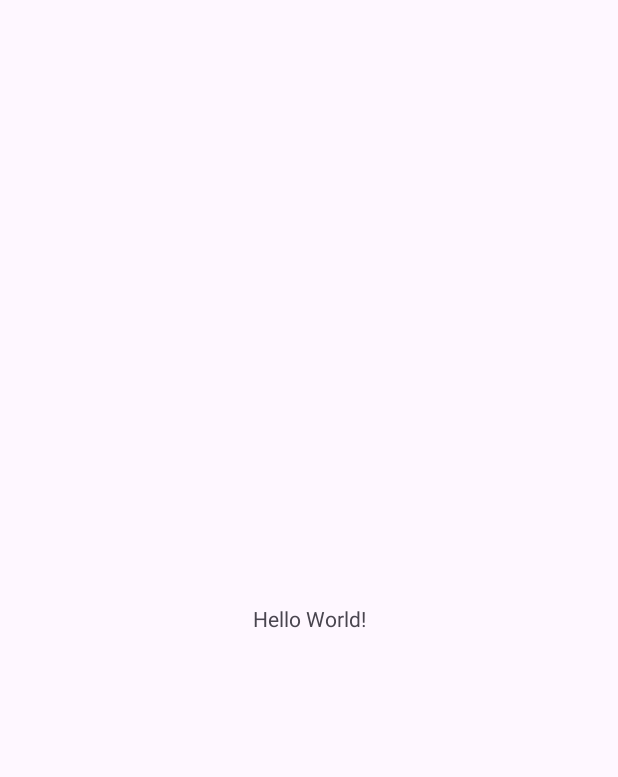
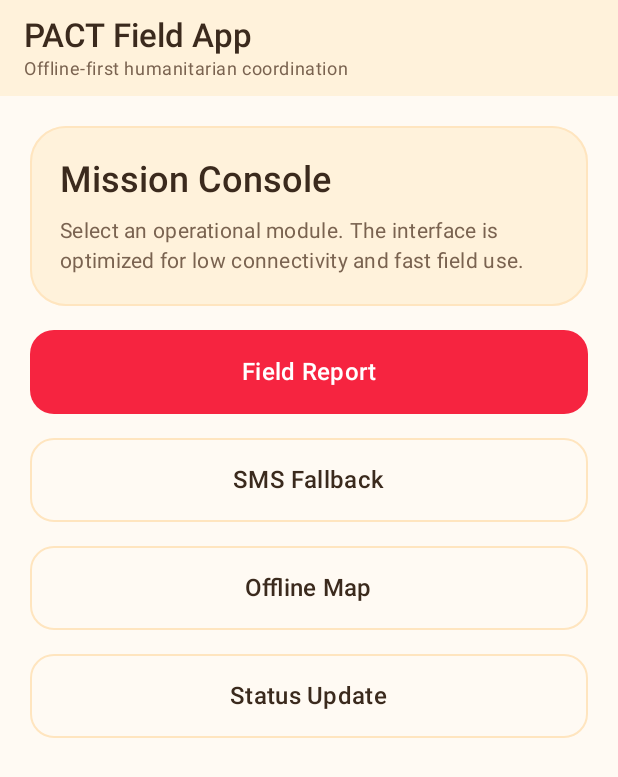
Before and after one commit to AbinavDWH/PACT, an Android app built with Jetpack Compose: the screen it shows after launch (MainActivity), on a phone screen of 412 x 824 dp. Before the commit the part shown is almost empty. Shown: the top 777 px of the screen. Run offline under Robolectric (Android 15) with nearby library versions, the light colour scheme and no system bars.

Commit message:
modified:   android/app/src/main/java/org/humanitarian/fieldapp/MainActivity.kt 	new file:   android/app/src/main/java/org/humanitarian/fieldapp/ui/HomeScreen.kt 	new file:   android/app/src/main/java/org/humanitarian/fieldapp/ui/PlaceholderScreen.kt 	new file:   android/app/src/main/java/org/humanitarian/fieldapp/ui/theme/Color.kt 	new file:   android/app/src/main/java/org/humanitarian/fieldapp/ui/theme/Theme.kt

```diff
--- a/android/app/src/main/java/org/humanitarian/fieldapp/MainActivity.kt
+++ b/android/app/src/main/java/org/humanitarian/fieldapp/MainActivity.kt
@@ -1,20 +1,86 @@
 package org.humanitarian.fieldapp
 
 import android.os.Bundle
-import androidx.activity.enableEdgeToEdge
-import androidx.appcompat.app.AppCompatActivity
-import androidx.core.view.ViewCompat
-import androidx.core.view.WindowInsetsCompat
+import androidx.activity.ComponentActivity
+import androidx.activity.compose.setContent
+import androidx.compose.runtime.getValue
+import androidx.compose.runtime.mutableStateOf
+import androidx.compose.runtime.remember
+import androidx.compose.runtime.setValue
+import org.humanitarian.fieldapp.ui.HomeScreen
+import org.humanitarian.fieldapp.ui.PlaceholderScreen
+import org.humanitarian.fieldapp.ui.theme.PactTheme
 
-class MainActivity : AppCompatActivity() {
+class MainActivity : ComponentActivity() {
+
     override fun onCreate(savedInstanceState: Bundle?) {
         super.onCreate(savedInstanceState)
-        enableEdgeToEdge()
-        setContentView(R.layout.activity_main)
-        ViewCompat.setOnApplyWindowInsetsListener(findViewById(R.id.main)) { v, insets ->
-            val systemBars = insets.getInsets(WindowInsetsCompat.Type.systemBars())
-            v.setPadding(systemBars.left, systemBars.top, systemBars.right, systemBars.bottom)
-            insets
+
+        setContent {
+            PactTheme {
+                var currentScreen by remember {
+                    mutableStateOf("home")
+                }
+
+                when (currentScreen) {
+                    "home" -> {
+                        HomeScreen(
+                            onNavigateToFieldReport = {
+                                currentScreen = "field_report"
+                            },
+                            onNavigateToSmsFallback = {
+                                currentScreen = "sms_fallback"
+                            },
+                            onNavigateToOfflineMap = {
+                                currentScreen = "offline_map"
+                            },
+                            onNavigateToStatus = {
+                                currentScreen = "status_update"
+                            }
+                        )
+                    }
+
+                    "field_report" -> {
+                        PlaceholderScreen(
+                            title = "Field Report",
+                            description = "Structured incident reporting with offline queue support.",
+                            onBack = {
+                                currentScreen = "home"
+                            }
+                        )
+                    }
+
+                    "sms_fallback" -> {
+                        PlaceholderScreen(
+                            title = "SMS Fallback",
+                            description = "Compact message encoding and decoding for low-connectivity reporting.",
+                            onBack = {
+                                currentScreen = "home"
+                            }
+                        )
+                    }
+
+                    "offline_map" -> {
+                        PlaceholderScreen(
+                            title = "Offline Map",
+                            description = "Map-based incident visualization for field coordination.",
+                            onBack = {
+                                currentScreen = "home"
+                            }
+                        )
+                    }
+
+                    "status_update" -> {
+                        PlaceholderScreen(
+                            title = "Status Update",
+                            description = "Team availability, safety status, and operational readiness updates.",
+                            onBack = {
+                                currentScreen = "home"
+                            }
+                        )
+                    }
+                }
+            }
         }
     }
 }
--- /dev/null
+++ b/android/app/src/main/java/org/humanitarian/fieldapp/ui/HomeScreen.kt
@@ -0,0 +1,160 @@
+package org.humanitarian.fieldapp.ui
+
+import androidx.compose.foundation.BorderStroke
+import androidx.compose.foundation.layout.Arrangement
+import androidx.compose.foundation.layout.Column
+import androidx.compose.foundation.layout.fillMaxSize
+import androidx.compose.foundation.layout.fillMaxWidth
+import androidx.compose.foundation.layout.height
+import androidx.compose.foundation.layout.padding
+import androidx.compose.foundation.rememberScrollState
+import androidx.compose.foundation.shape.RoundedCornerShape
+import androidx.compose.foundation.verticalScroll
+import androidx.compose.material3.Button
+import androidx.compose.material3.ButtonDefaults
+import androidx.compose.material3.ExperimentalMaterial3Api
+import androidx.compose.material3.MaterialTheme
+import androidx.compose.material3.OutlinedButton
+import androidx.compose.material3.Scaffold
+import androidx.compose.material3.Surface
+import androidx.compose.material3.Text
+import androidx.compose.material3.TopAppBar
+import androidx.compose.material3.TopAppBarDefaults
+import androidx.compose.runtime.Composable
+import androidx.compose.ui.Modifier
+import androidx.compose.ui.text.font.FontWeight
+import androidx.compose.ui.unit.dp
+import org.humanitarian.fieldapp.ui.theme.PactAccent
+import org.humanitarian.fieldapp.ui.theme.PactBackground
+import org.humanitarian.fieldapp.ui.theme.PactOnPrimary
+import org.humanitarian.fieldapp.ui.theme.PactPrimary
+import org.humanitarian.fieldapp.ui.theme.PactSurface
+import org.humanitarian.fieldapp.ui.theme.PactTextPrimary
+import org.humanitarian.fieldapp.ui.theme.PactTextSecondary
+
+@OptIn(ExperimentalMaterial3Api::class)
+@Composable
+fun HomeScreen(
+    onNavigateToFieldReport: () -> Unit,
+    onNavigateToSmsFallback: () -> Unit,
+    onNavigateToOfflineMap: () -> Unit,
+    onNavigateToStatus: () -> Unit
+) {
+    Scaffold(
+        containerColor = PactBackground,
+        topBar = {
+            TopAppBar(
+                title = {
+                    Column {
+                        Text(
+                            text = "PACT Field App",
+                            style = MaterialTheme.typography.titleLarge,
+                            fontWeight = FontWeight.SemiBold,
+                            color = PactTextPrimary
+                        )
+                        Text(
+                            text = "Offline-first humanitarian coordination",
+                            style = MaterialTheme.typography.bodySmall,
+                            color = PactTextSecondary
+                        )
+                    }
+                },
+                colors = TopAppBarDefaults.topAppBarColors(
+                    containerColor = PactSurface,
+                    titleContentColor = PactTextPrimary
+                )
+            )
+        }
+    ) { padding ->
+        Column(
+            modifier = Modifier
+                .fillMaxSize()
+                .padding(padding)
+                .verticalScroll(rememberScrollState())
+                .padding(20.dp),
+            verticalArrangement = Arrangement.spacedBy(16.dp)
+        ) {
+            Surface(
+                modifier = Modifier.fillMaxWidth(),
+                shape = RoundedCornerShape(24.dp),
+                color = PactSurface,
+                border = BorderStroke(1.dp, PactAccent)
+            ) {
+                Column(
+                    modifier = Modifier.padding(20.dp),
+                    verticalArrangement = Arrangement.spacedBy(8.dp)
+                ) {
+                    Text(
+                        text = "Mission Console",
+                        style = MaterialTheme.typography.headlineSmall,
+                        fontWeight = FontWeight.SemiBold,
+                        color = PactTextPrimary
+                    )
+                    Text(
+                        text = "Select an operational module. The interface is optimized for low connectivity and fast field use.",
+                        style = MaterialTheme.typography.bodyMedium,
+                        color = PactTextSecondary
+                    )
+                }
+            }
+
+            Button(
+                onClick = onNavigateToFieldReport,
+                modifier = Modifier
+                    .fillMaxWidth()
+                    .height(56.dp),
+                shape = RoundedCornerShape(16.dp),
+                colors = ButtonDefaults.buttonColors(
+                    containerColor = PactPrimary,
+                    contentColor = PactOnPrimary
+                )
+            ) {
+                Text(
+                    text = "Field Report",
+                    style = MaterialTheme.typography.titleMedium,
+                    fontWeight = FontWeight.SemiBold
+                )
+            }
+
+            HomeActionButton(
+                title = "SMS Fallback",
+                onClick = onNavigateToSmsFallback
+            )
+
+            HomeActionButton(
+                title = "Offline Map",
+                onClick = onNavigateToOfflineMap
+            )
+
+            HomeActionButton(
+                title = "Status Update",
+                onClick = onNavigateToStatus
+            )
+        }
+    }
+}
+
+@Composable
+private fun HomeActionButton(
+    title: String,
+    onClick: () -> Unit
+) {
+    OutlinedButton(
+        onClick = onClick,
+        modifier = Modifier
+            .fillMaxWidth()
+            .height(56.dp),
+        shape = RoundedCornerShape(16.dp),
+        border = BorderStroke(1.dp, PactAccent),
+        colors = ButtonDefaults.outlinedButtonColors(
+            containerColor = PactBackground,
+            contentColor = PactTextPrimary
+        )
+    ) {
+        Text(
+            text = title,
+            style = MaterialTheme.typography.titleMedium,
+            fontWeight = FontWeight.Medium
+        )
+    }
+}
--- /dev/null
+++ b/android/app/src/main/java/org/humanitarian/fieldapp/ui/theme/Color.kt
@@ -0,0 +1,12 @@
+package org.humanitarian.fieldapp.ui.theme
+
+import androidx.compose.ui.graphics.Color
+
+val PactBackground = Color(0xFFFFFAF3)
+val PactSurface = Color(0xFFFFF2DB)
+val PactAccent = Color(0xFFFFE5BF)
+val PactPrimary = Color(0xFFF62440)
+
+val PactTextPrimary = Color(0xFF3B2A1D)
+val PactTextSecondary = Color(0xFF7A6350)
+val PactOnPrimary = Color.White
--- /dev/null
+++ b/android/app/src/main/java/org/humanitarian/fieldapp/ui/theme/Theme.kt
@@ -0,0 +1,30 @@
+package org.humanitarian.fieldapp.ui.theme
+
+import androidx.compose.material3.MaterialTheme
+import androidx.compose.material3.lightColorScheme
+import androidx.compose.runtime.Composable
+import androidx.compose.ui.graphics.Color
+
+private val PactColorScheme = lightColorScheme(
+    primary = PactPrimary,
+    onPrimary = PactOnPrimary,
+    background = PactBackground,
+    onBackground = PactTextPrimary,
+    surface = PactSurface,
+    onSurface = PactTextPrimary,
+    surfaceVariant = PactAccent,
+    onSurfaceVariant = PactTextSecondary,
+    outline = PactAccent,
+    error = PactPrimary,
+    onError = Color.White
+)
+
+@Composable
+fun PactTheme(
+    content: @Composable () -> Unit
+) {
+    MaterialTheme(
+        colorScheme = PactColorScheme,
+        content = content
+    )
+}
```
Also changed, not shown: android/app/src/main/java/org/humanitarian/fieldapp/ui/PlaceholderScreen.kt (added, +119 -0 lines).
